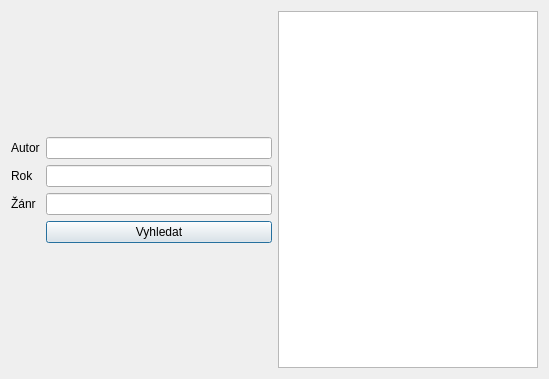
Before: the Qt Designer form searchwindow.ui in Lolcoman/CD_records, drawn with Qt 5.
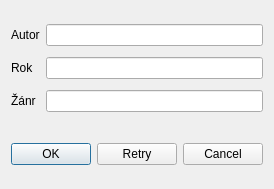
After: the same form once the commit is applied.

Commit message: update before sql search

Patch:
```diff
--- a/searchwindow.ui
+++ b/searchwindow.ui
@@ -6,8 +6,8 @@
    <rect>
     <x>0</x>
     <y>0</y>
-    <width>549</width>
-    <height>379</height>
+    <width>257</width>
+    <height>189</height>
    </rect>
   </property>
   <property name="windowTitle">
@@ -16,16 +16,91 @@
   <layout class="QGridLayout" name="gridLayout_3">
    <item row="0" column="0">
     <layout class="QGridLayout" name="gridLayout_2">
+     <item row="2" column="0">
+      <widget class="QDialogButtonBox" name="buttonBox">
+       <property name="standardButtons">
+        <set>QDialogButtonBox::Cancel|QDialogButtonBox::Ok|QDialogButtonBox::Retry</set>
+       </property>
+       <property name="centerButtons">
+        <bool>true</bool>
+       </property>
+      </widget>
+     </item>
      <item row="0" column="0">
       <layout class="QGridLayout" name="gridLayout">
-       <item row="2" column="0">
+       <item row="4" column="1">
+        <spacer name="verticalSpacer_3">
+         <property name="orientation">
+          <enum>Qt::Vertical</enum>
+         </property>
+         <property name="sizeType">
+          <enum>QSizePolicy::Fixed</enum>
+         </property>
+         <property name="sizeHint" stdset="0">
+          <size>
+           <width>20</width>
+           <height>5</height>
+          </size>
+         </property>
+        </spacer>
+       </item>
+       <item row="3" column="0">
         <widget class="QLabel" name="label_3">
          <property name="text">
           <string>Rok</string>
          </property>
         </widget>
        </item>
+       <item row="5" column="0">
+        <widget class="QLabel" name="label_4">
+         <property name="text">
+          <string>Žánr</string>
+         </property>
+        </widget>
+       </item>
        <item row="1" column="1">
+        <spacer name="verticalSpacer_2">
+         <property name="orientation">
+          <enum>Qt::Vertical</enum>
+         </property>
+         <property name="sizeType">
+          <enum>QSizePolicy::Fixed</enum>
+         </property>
+         <property name="sizeHint" stdset="0">
+          <size>
+           <width>20</width>
+           <height>5</height>
+          </size>
+         </property>
+        </spacer>
+       </item>
+       <item row="5" column="1">
+        <widget class="QLineEdit" name="genreLineEdit">
+         <property name="maximumSize">
+          <size>
+           <width>250</width>
+           <height>16777215</height>
+          </size>
+         </property>
+         <property name="maxLength">
+          <number>50</number>
+         </property>
+        </widget>
+       </item>
+       <item row="0" column="0">
+        <widget class="QLabel" name="label">
+         <property name="maximumSize">
+          <size>
+           <width>100</width>
+           <height>16777215</height>
+          </size>
+         </property>
+         <property name="text">
+          <string>Autor</string>
+         </property>
+        </widget>
+       </item>
+       <item row="0" column="1">
         <widget class="QLineEdit" name="autorLineEdit">
          <property name="maximumSize">
           <size>
@@ -41,7 +116,7 @@
          </property>
         </widget>
        </item>
-       <item row="2" column="1">
+       <item row="3" column="1">
         <widget class="QLineEdit" name="yearLineEdit">
          <property name="maximumSize">
           <size>
@@ -72,79 +147,42 @@
          </property>
         </widget>
        </item>
-       <item row="1" column="0">
-        <widget class="QLabel" name="label">
-         <property name="maximumSize">
-          <size>
-           <width>100</width>
-           <height>16777215</height>
-          </size>
-         </property>
-         <property name="text">
-          <string>Autor</string>
-         </property>
-        </widget>
-       </item>
-       <item row="0" column="1">
-        <spacer name="verticalSpacer">
+       <item row="6" column="1">
+        <spacer name="verticalSpacer_4">
          <property name="orientation">
           <enum>Qt::Vertical</enum>
          </property>
-         <property name="sizeHint" stdset="0">
-          <size>
-           <width>20</width>
-           <height>40</height>
-          </size>
+         <property name="sizeType">
+          <enum>QSizePolicy::Fixed</enum>
          </property>
-        </spacer>
-       </item>
-       <item row="3" column="1">
-        <widget class="QLineEdit" name="genreLineEdit">
-         <property name="maximumSize">
-          <size>
-           <width>250</width>
-           <height>16777215</height>
-          </size>
-         </property>
-         <property name="maxLength">
-          <number>50</number>
-         </property>
-        </widget>
-       </item>
-       <item row="4" column="1">
-        <widget class="QPushButton" name="searchButton">
-         <property name="text">
-          <string>Vyhledat</string>
-         </property>
-        </widget>
-       </item>
-       <item row="3" column="0">
-        <widget class="QLabel" name="label_4">
-         <property name="text">
-          <string>Žánr</string>
-         </property>
-        </widget>
-       </item>
-       <item row="5" column="1">
-        <spacer name="verticalSpacer_2">
-         <property name="orientation">
-          <enum>Qt::Vertical</enum>
-         </property>
          <property name="sizeHint" stdset="0">
           <size>
            <width>20</width>
-           <height>40</height>
+           <height>5</height>
           </size>
          </property>
         </spacer>
        </item>
       </layout>
      </item>
+     <item row="1" column="0">
+      <spacer name="verticalSpacer">
+       <property name="orientation">
+        <enum>Qt::Vertical</enum>
+       </property>
+       <property name="sizeType">
+        <enum>QSizePolicy::Fixed</enum>
+       </property>
+       <property name="sizeHint" stdset="0">
+        <size>
+         <width>20</width>
+         <height>20</height>
+        </size>
+       </property>
+      </spacer>
+     </item>
     </layout>
    </item>
-   <item row="0" column="1">
-    <widget class="QTableView" name="tableView"/>
-   </item>
   </layout>
  </widget>
  <resources/>
```
The commit also changes 8 other files.
